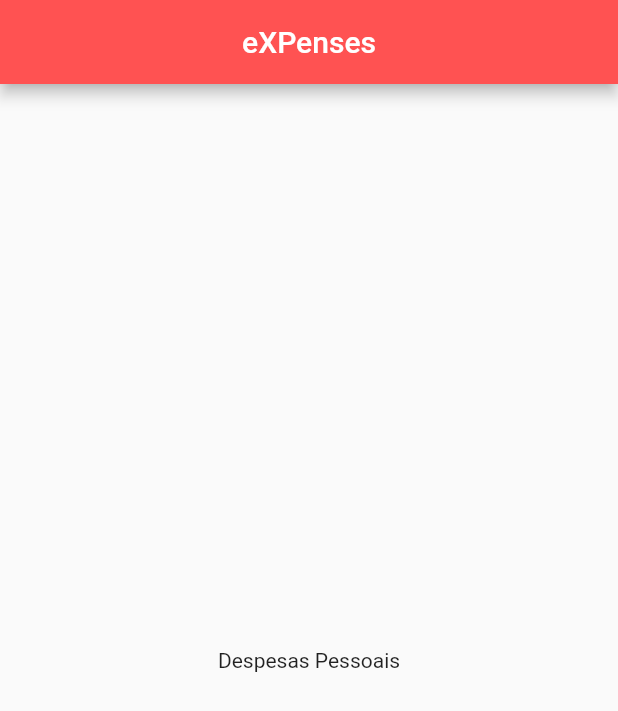
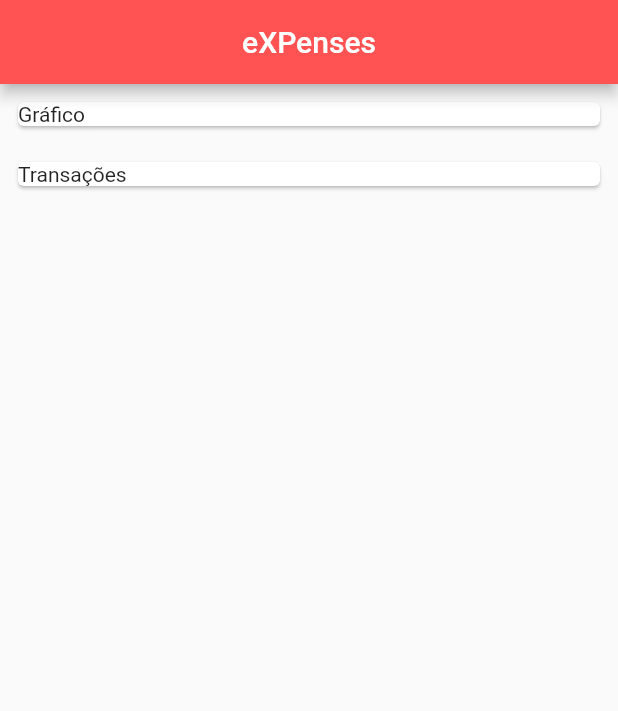
Before and after one commit to BSTK/app_expenses, a Flutter app: the screen it shows after launch, on a phone screen of 412 x 824 dp. Shown: the top 711 px of the screen. Run offline on Flutter 3.47's test engine with Material 2 defaults, Android fonts, the phone set to English and light mode, and no system bars.

Commit message:
main - Iniciando a organização dos componentes

```diff
--- a/lib/home/homepage.dart
+++ b/lib/home/homepage.dart
@@ -26,9 +26,27 @@ class _HomePageState extends State<HomePage> {
       ),
       body: Center(
         child: Column(
-          mainAxisAlignment: MainAxisAlignment.center,
+          mainAxisAlignment: MainAxisAlignment.start,
+          crossAxisAlignment: CrossAxisAlignment.start,
           children: <Widget>[
-            Text('Despesas Pessoais')
+
+            /// TODO: REFATORAR PARA COMPONENTE: Gráfico
+            Container(
+              width: double.infinity,
+              padding: EdgeInsets.all(8.0),
+              child: Card(
+                child: Text('Gráfico'),
+              ),
+            ),
+
+            /// TODO: REFATORAR PARA COMPONENTE: Transações
+            Container(
+              width: double.infinity,
+              padding: EdgeInsets.all(8.0),
+              child: Card(
+                child: Text('Transações'),
+              ),
+            )
           ],
         ),
       )
```
